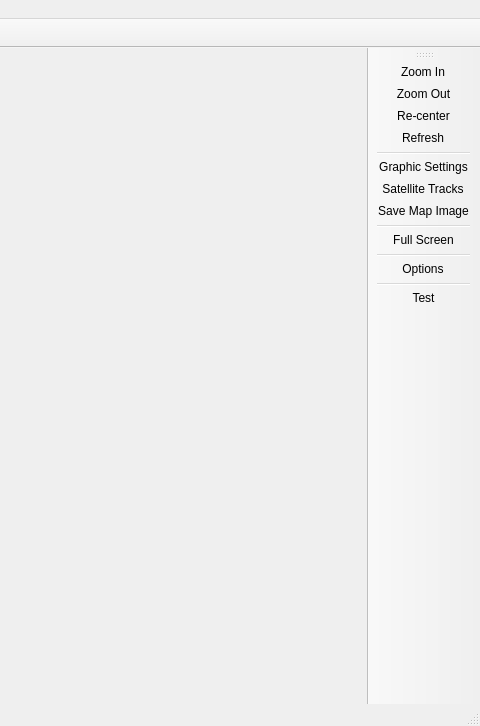
Old version of the form new-gui/brat/BratMainWindow.ui in the repository altimetry/main; both pictures show x 502 to 982 and y 0 to 726 of the 982 by 726 pixel window.
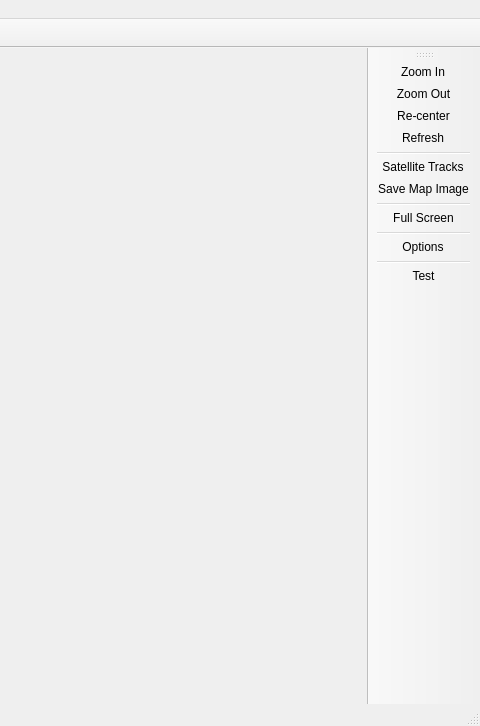
New version of the form. Icons and pictures are not drawn.

Diff of the .ui file:
```diff
--- a/new-gui/brat/BratMainWindow.ui
+++ b/new-gui/brat/BratMainWindow.ui
@@ -146,7 +146,6 @@
    <addaction name="action_Re_center"/>
    <addaction name="action_Refresh_Map"/>
    <addaction name="separator"/>
-   <addaction name="action_Graphic_Settings"/>
    <addaction name="action_Satellite_Tracks"/>
    <addaction name="action_Save_Map_Image"/>
    <addaction name="separator"/>
```
Left out of the diff: 3 changed lines with no effect on the pictures.
